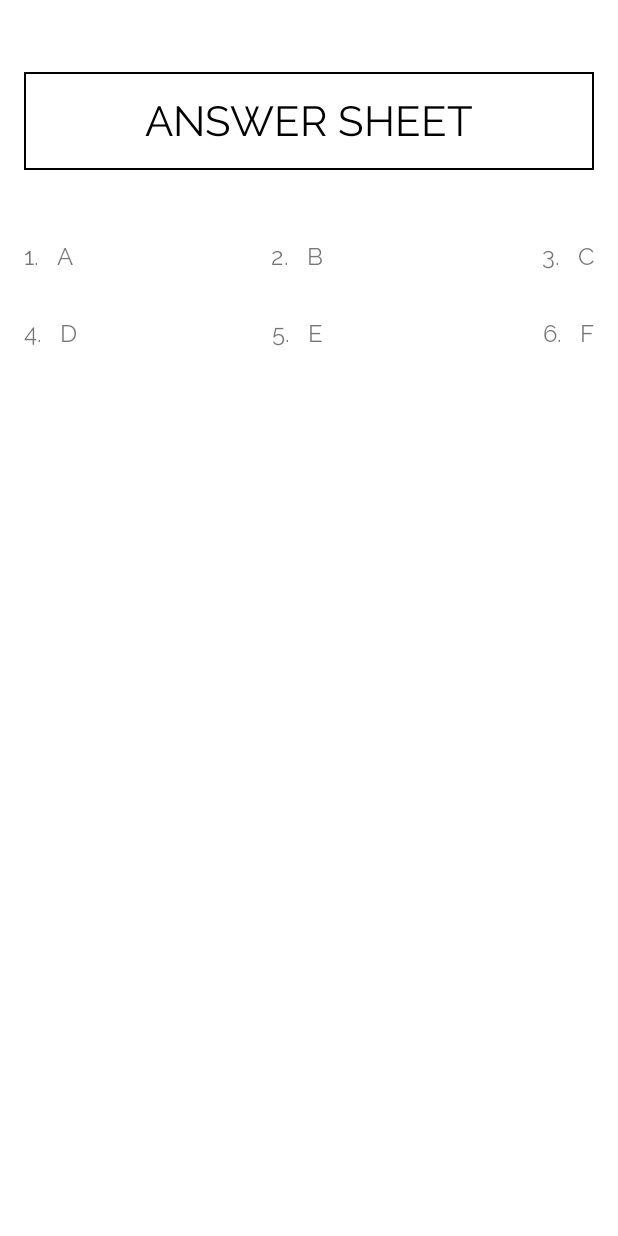
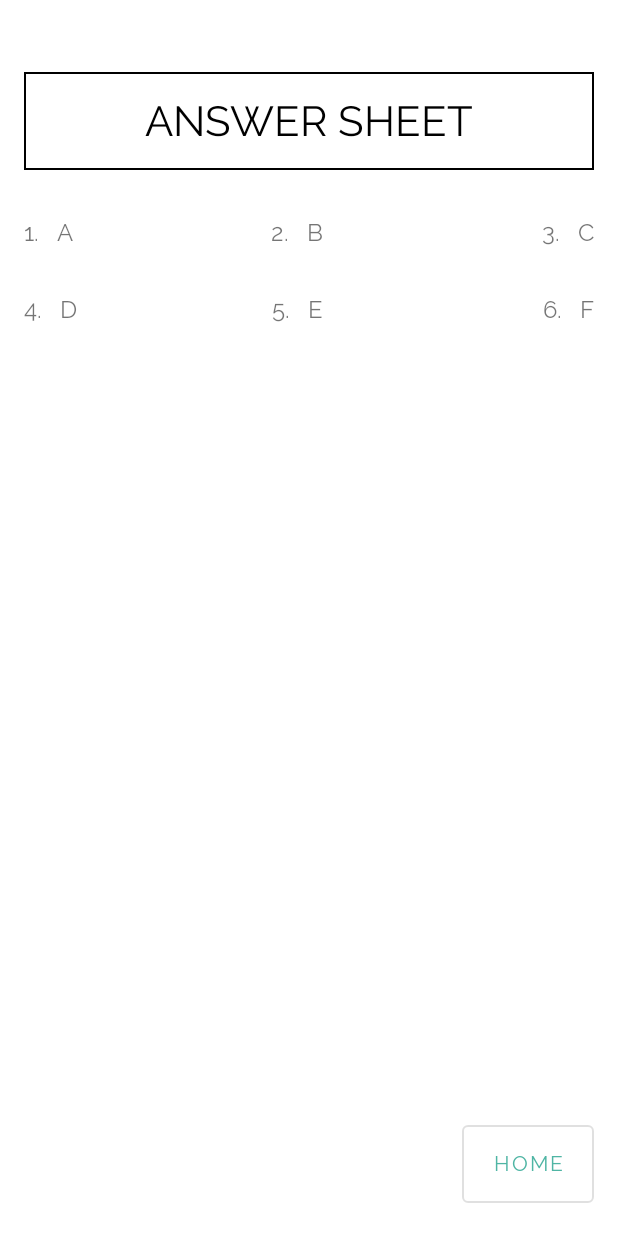
Before and after one commit to TobiAlbert/Prepsy, an Android app: the AnswerFragment screen opened through its navigation route, on a phone screen of 412 x 824 dp. Run offline under Robolectric (Android 15) with nearby library versions, the phone set to English and light mode, and no system bars.

Commit message:
Feat: Take User from Answer sheet to Home Page.

```diff
--- a/app/src/main/java/app/prepsy/ui/answers/AnswerFragment.kt
+++ b/app/src/main/java/app/prepsy/ui/answers/AnswerFragment.kt
@@ -4,8 +4,8 @@ import android.os.Bundle
 import android.view.LayoutInflater
 import android.view.View
 import android.view.ViewGroup
-import androidx.core.content.ContextCompat
 import androidx.fragment.app.Fragment
+import androidx.navigation.fragment.findNavController
 import androidx.recyclerview.widget.GridLayoutManager
 import app.prepsy.R
 import app.prepsy.databinding.FragmentAnswerBinding
@@ -39,6 +39,12 @@ class AnswerFragment : Fragment() {
             layoutManager = gridLayoutManger
             addItemDecoration(SpaceItemDecorator())
         }
+
+        binding.goHomeBtn.setOnClickListener {
+            findNavController().navigate(
+                R.id.action_answerFragment_to_homeFragment
+            )
+        }
     }
 
     override fun onDestroyView() {
--- a/app/src/main/res/layout/fragment_answer.xml
+++ b/app/src/main/res/layout/fragment_answer.xml
@@ -1,5 +1,5 @@
 <?xml version="1.0" encoding="utf-8"?>
-<LinearLayout xmlns:android="http://schemas.android.com/apk/res/android"
+<RelativeLayout xmlns:android="http://schemas.android.com/apk/res/android"
     xmlns:tools="http://schemas.android.com/tools"
     android:layout_width="match_parent"
     android:layout_height="match_parent"
@@ -7,9 +7,10 @@
     tools:context=".ui.answers.AnswerFragment"
     android:paddingStart="@dimen/activity_vertical_margin"
     android:paddingEnd="@dimen/activity_vertical_margin"
-    android:paddingBottom="48dp">
+    android:paddingBottom="@dimen/activity_vertical_margin">
 
     <TextView
+        android:id="@+id/answerSheetTitle"
         android:layout_width="match_parent"
         android:layout_height="wrap_content"
         android:layout_gravity="center_horizontal"
@@ -24,9 +25,21 @@
 
     <androidx.recyclerview.widget.RecyclerView
         android:id="@+id/answerRv"
-        android:layout_marginTop="32dp"
+        android:layout_marginTop="16dp"
         android:layout_width="match_parent"
         android:layout_height="match_parent"
         android:clipToPadding="false"
+        android:layout_below="@+id/answerSheetTitle"
+        android:layout_above="@+id/goHomeBtn"
         tools:listitem="@layout/list_item_answer_sheet"/>
-</LinearLayout>
+
+    <com.google.android.material.button.MaterialButton
+        style="@style/Widget.MaterialComponents.Button.OutlinedButton"
+        android:id="@+id/goHomeBtn"
+        android:layout_marginTop="16dp"
+        android:layout_alignParentBottom="true"
+        android:text="@string/home"
+        android:layout_alignParentEnd="true"
+        android:layout_width="wrap_content"
+        android:layout_height="64dp"/>
+</RelativeLayout>
--- a/app/src/main/res/navigation/nav_graph.xml
+++ b/app/src/main/res/navigation/nav_graph.xml
@@ -29,7 +29,11 @@
         android:id="@+id/answerFragment"
         android:name="app.prepsy.ui.answers.AnswerFragment"
         android:label="fragment_answer"
-        tools:layout="@layout/fragment_answer" />
+        tools:layout="@layout/fragment_answer" >
+        <action
+            android:id="@+id/action_answerFragment_to_homeFragment"
+            app:destination="@id/homeFragment" />
+    </fragment>
     <fragment
         android:id="@+id/questionPageFragment"
         android:name="app.prepsy.ui.questions.QuestionPageFragment"
```
